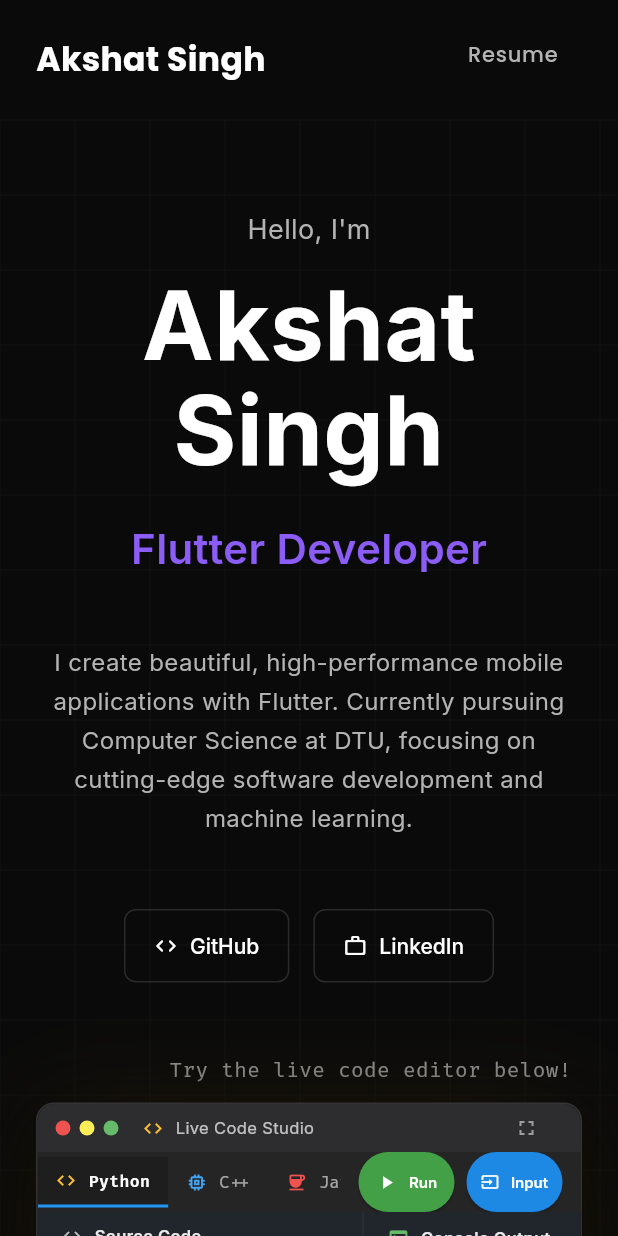
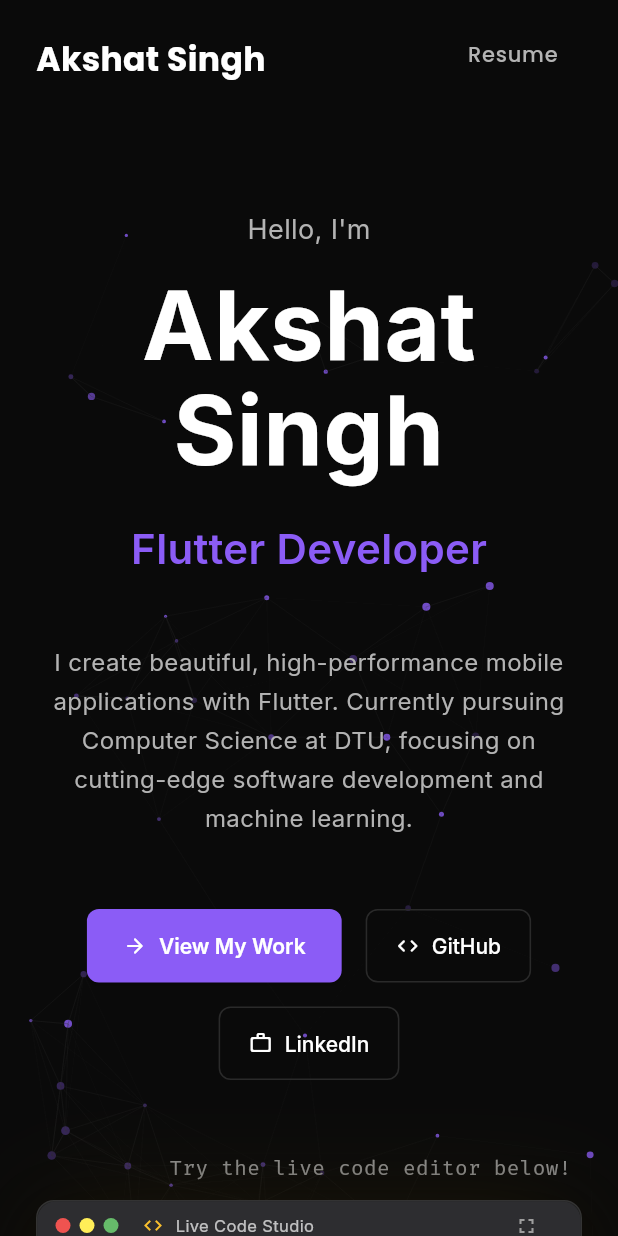
Before and after one commit to akshat2474/Portfolio, a Flutter app: the screen it shows after launch, on a phone screen of 412 x 824 dp. Run offline on Flutter 3.47's test engine with Material 3 defaults, Android fonts, the phone set to English and light mode, and no system bars; drawn by our look-alikes of animated_text_kit; our stand-ins replace flutter_dotenv, flutter_highlight, flutter_svg, google_fonts, visibility_detector; missing offline and left inert: code_text_field, highlight; statements that could not run were skipped.

Commit message:
fixed all the stuff

```diff
--- a/lib/main.dart
+++ b/lib/main.dart
@@ -44,7 +44,6 @@ class _PortfolioHomeState extends State<PortfolioHome> {
   final GlobalKey _projectsKey = GlobalKey();
   final GlobalKey _interestsKey = GlobalKey();
 
-  // State to track scroll position for dynamic app bar styling
   bool _isScrolled = false;
 
   @override
@@ -102,7 +101,6 @@ class _PortfolioHomeState extends State<PortfolioHome> {
             flexibleSpace: AnimatedContainer(
               duration: const Duration(milliseconds: 300),
               decoration: BoxDecoration(
-                // Using a solid color with opacity is much more performant than a blur.
                 color: _isScrolled
                     ? AppTheme.backgroundColor.withValues(alpha: .85)
                     : Colors.transparent,
--- a/lib/theme/app_theme.dart
+++ b/lib/theme/app_theme.dart
@@ -2,18 +2,15 @@ import 'package:flutter/material.dart';
 import 'package:google_fonts/google_fonts.dart';
 
 class AppTheme {
-  // Modern dark theme colors matching the design
   static const Color primaryColor = Color(0xFF8B5CF6);
   static const Color backgroundColor = Color(0xFF0A0A0A);
   static const Color surfaceColor = Color(0xFF1A1A1A);
   static const Color borderColor = Color(0xFF2A2A2A);
 
-  // Text colors
   static const Color textPrimary = Color(0xFFFFFFFF);
   static const Color textSecondary = Color(0xFFB3B3B3);
   static const Color textMuted = Color(0xFF666666);
 
-  // Accent colors
   static const Color accentBlue = Color(0xFF3B82F6);
   static const Color accentGreen = Color(0xFF10B981);
   static const Color accentRed = Color(0xFFEF4444);
--- a/lib/widgets/about_me.dart
+++ b/lib/widgets/about_me.dart
@@ -15,15 +15,15 @@ import 'package:url_launcher/url_launcher.dart';
 import 'package:flutter_dotenv/flutter_dotenv.dart';
 
 import '../theme/app_theme.dart' as AppTheme;
+import 'particle_background.dart';
 
-// --- DATA CLASS ---
 class CodeLanguage {
   final String name;
   final Color iconColor;
   final IconData icon;
   final String template;
   final int judgeId;
-  final dynamic languageMode; // For syntax highlighting
+  final dynamic languageMode;
 
   CodeLanguage({
     required this.name,
@@ -35,7 +35,6 @@ class CodeLanguage {
   });
 }
 
-// --- MAIN WIDGET: ABOUT ME SECTION ---
 class AboutMeSection extends StatelessWidget {
   final VoidCallback onViewWorkPressed;
 
@@ -49,7 +48,7 @@ class AboutMeSection extends StatelessWidget {
       color: AppTheme.AppTheme.backgroundColor,
       child: Stack(
         children: [
-          _buildGridPattern(),
+          const Positioned.fill(child: ParticleBackground()),
           Center(
             child: Container(
               constraints: const BoxConstraints(maxWidth: 1200),
@@ -153,14 +152,6 @@ class AboutMeSection extends StatelessWidget {
     );
   }
 
-  Widget _buildGridPattern() {
-    return Positioned.fill(
-      child: CustomPaint(
-        painter: GridPatternPainter(),
-      ),
-    );
-  }
-
   Widget _buildGreeting() {
     return Text(
       'Hello, I\'m',
@@ -231,6 +222,11 @@ class AboutMeSection extends StatelessWidget {
       runSpacing: 16,
       alignment: WrapAlignment.center,
       children: [
+        _buildPrimaryButton(
+          'View My Work',
+          Icons.arrow_forward_rounded,
+          onViewWorkPressed,
+        ),
         _buildSecondaryButton(
           'GitHub',
           Icons.code_rounded,
@@ -245,6 +241,21 @@ class AboutMeSection extends StatelessWidget {
     );
   }
 
+  Widget _buildPrimaryButton(
+      String text, IconData icon, VoidCallback onPressed) {
+    return ElevatedButton.icon(
+      onPressed: onPressed,
+      icon: Icon(icon, color: Colors.white, size: 16),
+      label: Text(text),
+      style: ElevatedButton.styleFrom(
+        backgroundColor: AppTheme.AppTheme.primaryColor,
+        foregroundColor: Colors.white,
+        padding: const EdgeInsets.symmetric(horizontal: 24, vertical: 16),
+        textStyle: GoogleFonts.inter(fontSize: 14, fontWeight: FontWeight.w600),
+        shape: RoundedRectangleBorder(borderRadius: BorderRadius.circular(8)),
+      ),
+    );
+  }
 
   Widget _buildSecondaryButton(
       String text, IconData icon, VoidCallback onPressed) {
@@ -274,28 +285,6 @@ class AboutMeSection extends StatelessWidget {
   }
 }
 
-// --- GRID PAINTER ---
-class GridPatternPainter extends CustomPainter {
-  @override
-  void paint(Canvas canvas, Size size) {
-    final paint = Paint()
-      ..color = AppTheme.AppTheme.borderColor.withValues(alpha: .3)
-      ..strokeWidth = 0.5;
-
-    const spacing = 50.0;
-    for (double x = 0; x < size.width; x += spacing) {
-      canvas.drawLine(Offset(x, 0), Offset(x, size.height), paint);
-    }
-    for (double y = 0; y < size.height; y += spacing) {
-      canvas.drawLine(Offset(0, y), Offset(size.width, y), paint);
-    }
-  }
-
-  @override
-  bool shouldRepaint(covariant CustomPainter oldDelegate) => false;
-}
-
-// --- ADVANCED CODE EDITOR WIDGET ---
 class AdvancedCodeEditor extends StatefulWidget {
   const AdvancedCodeEditor({super.key});
 
@@ -848,6 +837,20 @@ int main() {
                 alignment: WrapAlignment.end,
                 spacing: 8,
                 runSpacing: 4,
+                children: [
+                  if (_executionTime > 0)
+                    Container(
+                      padding: const EdgeInsets.symmetric(horizontal: 6, vertical: 2),
+                      decoration: BoxDecoration(color: Colors.blue.shade700, borderRadius: BorderRadius.circular(3)),
+                      child: Text('⚡ ${_executionTime.toStringAsFixed(3)}s', style: GoogleFonts.firaCode(fontSize: _isMaximized ? 10 : 9, color: Colors.white, fontWeight: FontWeight.w600)),
+                    ),
+                  if (_memoryUsed > 0)
+                    Container(
+                      padding: const EdgeInsets.symmetric(horizontal: 6, vertical: 2),
+                      decoration: BoxDecoration(color: Colors.purple.shade700, borderRadius: BorderRadius.circular(3)),
+                      child: Text('🧠 ${_memoryUsed}KB', style: GoogleFonts.firaCode(fontSize: _isMaximized ? 10 : 9, color: Colors.white, fontWeight: FontWeight.w600)),
+                    ),
+                ],
               ),
             ),
           if ((_output.isNotEmpty || _error.isNotEmpty) && !_isRunning) ...[
@@ -941,7 +944,6 @@ int main() {
   }
 }
 
-// --- FADE ANIMATION ---
 class FadeAnimation extends StatefulWidget {
   final Duration delay;
   final Widget child;
@@ -976,7 +978,6 @@ class _FadeAnimationState extends State<FadeAnimation> with SingleTickerProvider
   }
 }
 
-// --- ISOLATED WIDGET FOR THE CODE EDITOR ---
 class CodeEditorField extends StatefulWidget {
   final bool isMaximized;
   final FocusNode focusNode;
--- /dev/null
+++ b/lib/widgets/particle_background.dart
@@ -0,0 +1,144 @@
+import 'dart:math';
+import 'package:flutter/material.dart';
+import 'package:akshat_portfolio/theme/app_theme.dart';
+
+class Particle {
+  Offset position;
+  Offset velocity;
+  double radius;
+  Color color;
+
+  Particle({required this.position, required this.velocity, this.radius = 2.0, this.color = Colors.white});
+}
+
+class ParticleBackground extends StatefulWidget {
+  const ParticleBackground({super.key});
+
+  @override
+  State<ParticleBackground> createState() => _ParticleBackgroundState();
+}
+
+class _ParticleBackgroundState extends State<ParticleBackground>
+    with SingleTickerProviderStateMixin {
+  late AnimationController _controller;
+  List<Particle> particles = [];
+  Offset? mousePosition;
+
+  @override
+  void initState() {
+    super.initState();
+    _controller = AnimationController(
+      vsync: this,
+      duration: const Duration(seconds: 1),
+    )..addListener(() {
+        setState(() {
+          _updateParticles();
+        });
+      });
+    _controller.repeat();
+  }
+
+  @override
+  void didChangeDependencies() {
+    super.didChangeDependencies();
+    if (particles.isEmpty) {
+      _initializeParticles();
+    }
+  }
+
+  void _initializeParticles() {
+    final size = MediaQuery.of(context).size;
+    final random = Random();
+    int particleCount = (size.width * size.height / 10000).clamp(50, 150).toInt();
+
+    for (int i = 0; i < particleCount; i++) {
+      particles.add(Particle(
+        position: Offset(random.nextDouble() * size.width, random.nextDouble() * size.height),
+        velocity: Offset((random.nextDouble() - 0.5) * 0.5, (random.nextDouble() - 0.5) * 0.5),
+        color: AppTheme.primaryColor.withValues(alpha:random.nextDouble().clamp(0.2, 0.8)),
+        radius: random.nextDouble() * 2 + 1,
+      ));
+    }
+  }
+
+  void _updateParticles() {
+    final size = MediaQuery.of(context).size;
+    for (var p in particles) {
+      p.position += p.velocity;
+
+      if (p.position.dx < 0 || p.position.dx > size.width) {
+        p.velocity = Offset(-p.velocity.dx, p.velocity.dy);
+      }
+      if (p.position.dy < 0 || p.position.dy > size.height) {
+        p.velocity = Offset(p.velocity.dx, -p.velocity.dy);
+      }
+
+      if (mousePosition != null) {
+        final distance = (p.position - mousePosition!).distance;
+        if (distance < 100) {
+          final direction = (p.position - mousePosition!).dx.sign;
+          p.velocity += Offset(direction * 0.05, 0);
+        }
+      }
+
+      p.velocity = Offset(p.velocity.dx.clamp(-1.0, 1.0), p.velocity.dy.clamp(-1.0, 1.0));
+    }
+  }
+
+  @override
+  void dispose() {
+    _controller.dispose();
+    super.dispose();
+  }
+
+  @override
+  Widget build(BuildContext context) {
+    return MouseRegion(
+      onHover: (event) {
+        setState(() {
+          mousePosition = event.position;
+        });
+      },
+      onExit: (event) {
+        setState(() {
+          mousePosition = null;
+        });
+      },
+      child: CustomPaint(
+        painter: ParticlePainter(particles: particles, mousePosition: mousePosition),
+        child: Container(),
+      ),
+    );
+  }
+}
+
+class ParticlePainter extends CustomPainter {
+  final List<Particle> particles;
+  final Offset? mousePosition;
+
+  ParticlePainter({required this.particles, this.mousePosition});
+
+  @override
+  void paint(Canvas canvas, Size size) {
+    final particlePaint = Paint();
+    final linePaint = Paint()
+      ..color = AppTheme.borderColor.withValues(alpha:0.5)
+      ..strokeWidth = 0.5;
+
+    for (var p1 in particles) {
+      particlePaint.color = p1.color;
+      canvas.drawCircle(p1.position, p1.radius, particlePaint);
+
+      for (var p2 in particles) {
+        final distance = (p1.position - p2.position).distance;
+        if (distance < 120) {
+          linePaint.color = AppTheme.borderColor.withValues(alpha:(1 - distance / 120) * 0.3);
+          canvas.drawLine(p1.position, p2.position, linePaint);
+        }
+      }
+    }
+  }
+
+  @override
+  bool shouldRepaint(covariant CustomPainter oldDelegate) => true;
+}
--- a/lib/widgets/technical_skills.dart
+++ b/lib/widgets/technical_skills.dart
@@ -34,11 +34,10 @@ class TechnicalSkillsSection extends StatelessWidget {
             const SizedBox(height: 80),
             FadeAnimation(
               delay: const Duration(milliseconds: 200),
-              // PERFORMANCE FIX: Replaced the expensive BackdropFilter with a simple Container.
               child: Container(
                 padding: const EdgeInsets.symmetric(vertical: 50, horizontal: 40),
                 decoration: BoxDecoration(
-                  color: AppTheme.surfaceColor.withValues(alpha:0.5), // Simple transparency is much faster.
+                  color: AppTheme.surfaceColor.withValues(alpha:0.5),
                   borderRadius: BorderRadius.circular(16),
                   border: Border.all(
                     color: AppTheme.borderColor.withValues(alpha:0.3),
```
Also changed, not shown: lib/widgets/personal_interests.dart (+14 -12 lines), lib/widgets/projects.dart (+10 -4 lines), lib/widgets/splash_screen.dart (+10 -13 lines).
